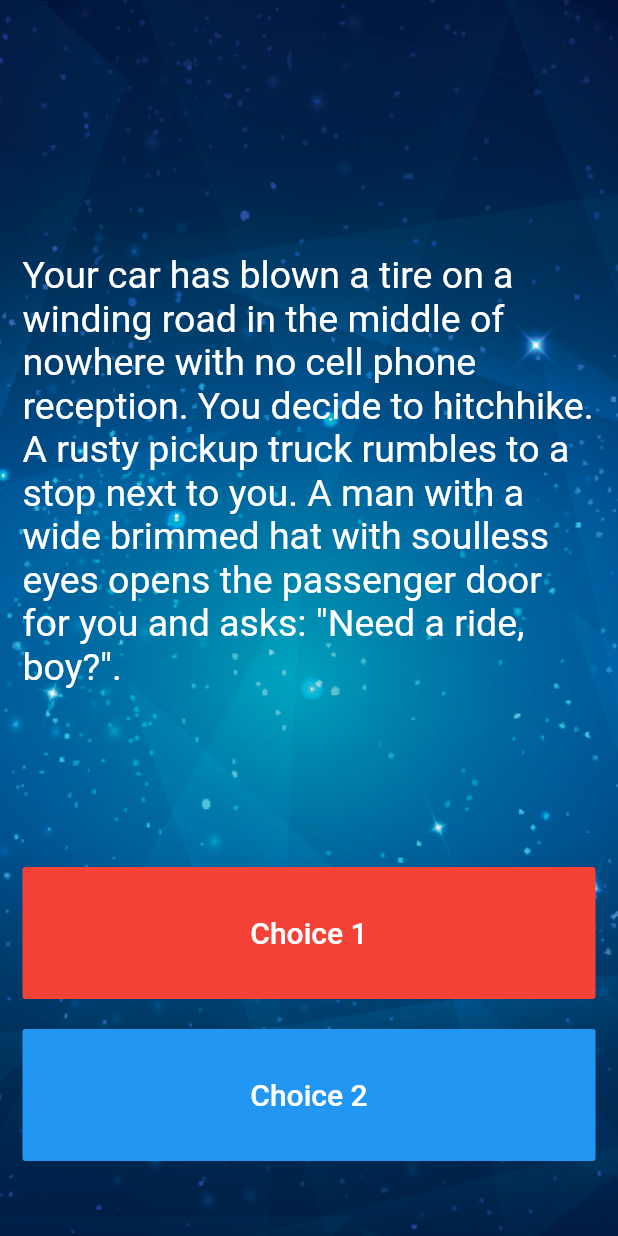
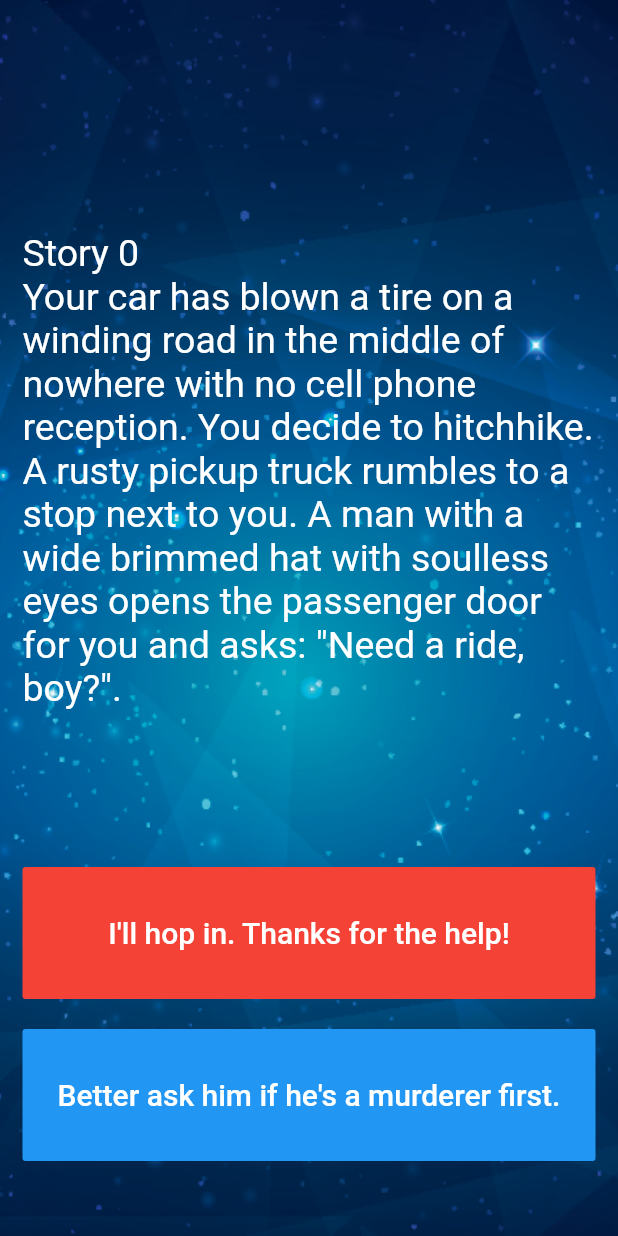
Before and after one commit to Terrence-Beckham/destini_app, a Flutter app: the screen it shows after launch, on a phone screen of 412 x 824 dp. Run offline on Flutter 3.47's test engine with Material 2 defaults, Android fonts, the phone set to English and light mode, and no system bars.

Commit message:
it works

```diff
--- a/lib/main.dart
+++ b/lib/main.dart
@@ -27,6 +27,8 @@ class StoryPage extends StatefulWidget {
 var storyBrain = StoryBrain();
 
 class _StoryPageState extends State<StoryPage> {
+  bool isEndOfStory = false;
+
   @override
   Widget build(BuildContext context) {
     return Scaffold(
@@ -63,14 +65,18 @@ class _StoryPageState extends State<StoryPage> {
                     //Choice 1 made by user.
                     // ignore: todo
                     //TODO: Step 18 - Call the nextStory() method from storyBrain and pass the number 1 as the choice made by the user.
+
+                    if (!isEndOfStory) {
                       storyBrain.nextStory(1);
+                    } else {}
+                    setState(() {});
                   },
                   color: Colors.red,
-                  child: const Text(
+                  child: Text(
                     // ignore: todo
                     //TODO: Step 13 - Use the storyBrain to get the text for choice 1.
-                    'Choice 1',
-                    style: TextStyle(
+                    storyBrain.getChoice1(),
+                    style: const TextStyle(
                       fontSize: 20.0,
                     ),
                   ),
@@ -79,7 +85,11 @@ class _StoryPageState extends State<StoryPage> {
               const SizedBox(
                 height: 20.0,
               ),
-              Expanded(
+
+              //Choice 2 Button
+              Visibility(
+                visible: storyBrain.choiceTwoButtonVisibility,
+                child: Expanded(
                   flex: 2,
                   // ignore: todo
                   //TODO: Step 26 - Use a Flutter Visibility Widget to wrap this FlatButton.
@@ -91,14 +101,19 @@ class _StoryPageState extends State<StoryPage> {
                       // ignore: todo
                       //TODO: Step 19 - Call the nextStory() method from storyBrain and pass the number 2 as the choice made by the user.
                       storyBrain.nextStory(2);
+
+                      setState(() {});
                     },
                     color: Colors.blue,
-                  child: const Text(
+                    child: Text(
                       // ignore: todo
                       //TODO: Step 14 - Use the storyBrain to get the text for choice 2.
-                    'Choice 2',
-                    style: TextStyle(
+
+                      storyBrain.getChoice2(),
+
+                      style: const TextStyle(
                         fontSize: 20.0,
+                      ),
                     ),
                   ),
                 ),
```
Also changed, not shown: lib/story_brain.dart (+47 -10 lines). Lines whose indentation alone changed are shown as unchanged.
